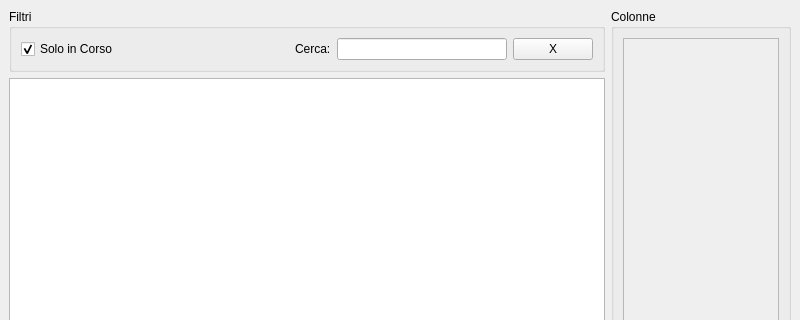
Above: mainwindow.ui from tarateo78/Praticometro before the change; both pictures show x 0 to 800 and y 0 to 320 of the 800 by 600 pixel window. Below: the same form after it.
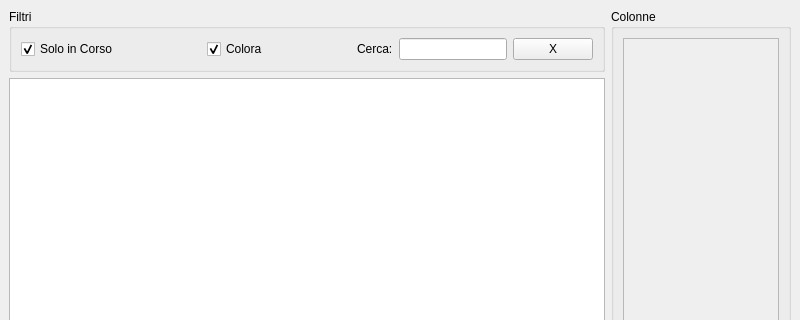
That is the form after the change.

Commit message: Iniziato colore tabella

Diff of the .ui file:
```diff
--- a/mainwindow.ui
+++ b/mainwindow.ui
@@ -50,6 +50,29 @@
                </property>
               </spacer>
              </item>
+             <item>
+              <widget class="QCheckBox" name="checkBox_2">
+               <property name="text">
+                <string>Colora</string>
+               </property>
+               <property name="checked">
+                <bool>true</bool>
+               </property>
+              </widget>
+             </item>
+             <item>
+              <spacer name="horizontalSpacer_2">
+               <property name="orientation">
+                <enum>Qt::Horizontal</enum>
+               </property>
+               <property name="sizeHint" stdset="0">
+                <size>
+                 <width>40</width>
+                 <height>20</height>
+                </size>
+               </property>
+              </spacer>
+             </item>
              <item>
               <widget class="QLabel" name="label">
                <property name="text">
```
Left out of the diff: 6 changed lines with no effect on the pictures. The commit also changes 2 other files.
